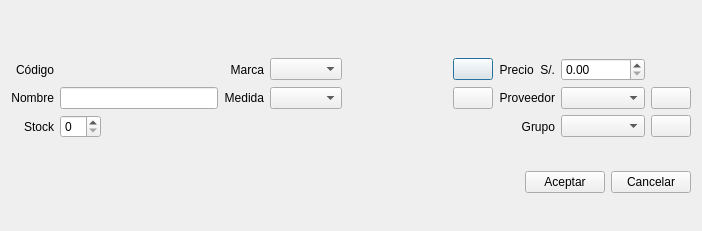
The window that ManagerM/ui_edit_articulo.ui (janfranco27/TheProyect) describes before a commit, drawn with Qt 5.
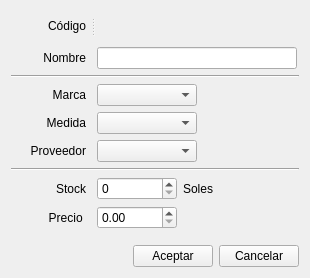
The same window after the commit. Icons and pictures are not drawn.

```diff
--- a/ManagerM/ui_edit_articulo.ui
+++ b/ManagerM/ui_edit_articulo.ui
@@ -6,10 +6,15 @@
    <rect>
     <x>0</x>
     <y>0</y>
-    <width>702</width>
-    <height>231</height>
+    <width>310</width>
+    <height>278</height>
    </rect>
   </property>
+  <property name="font">
+   <font>
+    <family>Segoe UI</family>
+   </font>
+  </property>
   <property name="windowTitle">
    <string>Editar Articulo</string>
   </property>
@@ -17,50 +22,167 @@
    <iconset resource="Icons.qrc">
     <normaloff>:/Iconos/Iconos/doc_edit.png</normaloff>:/Iconos/Iconos/doc_edit.png</iconset>
   </property>
-  <layout class="QGridLayout" name="gridLayout">
+  <layout class="QGridLayout" name="gridLayout_6">
    <item row="0" column="0">
-    <layout class="QHBoxLayout" name="horizontalLayout_2">
-     <item>
-      <spacer name="horizontalSpacer_3">
+    <layout class="QGridLayout" name="gridLayout_5">
+     <item row="0" column="0">
+      <layout class="QGridLayout" name="gridLayout_4">
+       <item row="0" column="0">
+        <widget class="QSplitter" name="splitter">
        <property name="orientation">
         <enum>Qt::Horizontal</enum>
        </property>
-       <property name="sizeHint" stdset="0">
-        <size>
-         <width>180</width>
-         <height>20</height>
-        </size>
-       </property>
-      </spacer>
-     </item>
-    </layout>
-   </item>
-   <item row="1" column="0">
-    <layout class="QGridLayout" name="gridLayout_2">
-     <item row="0" column="0">
       <widget class="QLabel" name="l_codigo_2">
+          <property name="sizePolicy">
+           <sizepolicy hsizetype="Fixed" vsizetype="Preferred">
+            <horstretch>0</horstretch>
+            <verstretch>0</verstretch>
+           </sizepolicy>
+          </property>
+          <property name="minimumSize">
+           <size>
+            <width>80</width>
+            <height>0</height>
+           </size>
+          </property>
+          <property name="maximumSize">
+           <size>
+            <width>80</width>
+            <height>16777215</height>
+           </size>
+          </property>
        <property name="text">
         <string>Código</string>
        </property>
        <property name="alignment">
         <set>Qt::AlignRight|Qt::AlignTrailing|Qt::AlignVCenter</set>
        </property>
-      </widget>
-     </item>
-     <item row="0" column="4">
+          <property name="indent">
+           <number>5</number>
+          </property>
+         </widget>
+         <widget class="QLabel" name="l_codigoop">
+          <property name="sizePolicy">
+           <sizepolicy hsizetype="Fixed" vsizetype="Preferred">
+            <horstretch>0</horstretch>
+            <verstretch>0</verstretch>
+           </sizepolicy>
+          </property>
+          <property name="minimumSize">
+           <size>
+            <width>80</width>
+            <height>0</height>
+           </size>
+          </property>
+          <property name="maximumSize">
+           <size>
+            <width>80</width>
+            <height>16777215</height>
+           </size>
+          </property>
+          <property name="text">
+           <string/>
+          </property>
+         </widget>
+        </widget>
+       </item>
+       <item row="1" column="0">
+        <layout class="QGridLayout" name="gridLayout_2">
+         <item row="0" column="0">
+          <widget class="QLabel" name="l_nombre_2">
+           <property name="minimumSize">
+            <size>
+             <width>80</width>
+             <height>0</height>
+            </size>
+           </property>
+           <property name="maximumSize">
+            <size>
+             <width>80</width>
+             <height>16777215</height>
+            </size>
+           </property>
+           <property name="text">
+            <string>Nombre</string>
+           </property>
+           <property name="alignment">
+            <set>Qt::AlignRight|Qt::AlignTrailing|Qt::AlignVCenter</set>
+           </property>
+           <property name="indent">
+            <number>5</number>
+           </property>
+          </widget>
+         </item>
+         <item row="0" column="1">
+          <widget class="QLineEdit" name="le_nombre_2">
+           <property name="sizePolicy">
+            <sizepolicy hsizetype="Fixed" vsizetype="Fixed">
+             <horstretch>0</horstretch>
+             <verstretch>0</verstretch>
+            </sizepolicy>
+           </property>
+           <property name="minimumSize">
+            <size>
+             <width>200</width>
+             <height>0</height>
+            </size>
+           </property>
+           <property name="maximumSize">
+            <size>
+             <width>200</width>
+             <height>16777215</height>
+            </size>
+           </property>
+          </widget>
+         </item>
+        </layout>
+       </item>
+       <item row="3" column="0">
+        <layout class="QHBoxLayout" name="horizontalLayout">
+         <item>
+          <layout class="QGridLayout" name="gridLayout">
+           <item row="0" column="0">
       <widget class="QLabel" name="l_marca_2">
+             <property name="minimumSize">
+              <size>
+               <width>80</width>
+               <height>0</height>
+              </size>
+             </property>
+             <property name="maximumSize">
+              <size>
+               <width>80</width>
+               <height>16777215</height>
+              </size>
+             </property>
        <property name="text">
         <string>Marca</string>
        </property>
        <property name="alignment">
         <set>Qt::AlignRight|Qt::AlignTrailing|Qt::AlignVCenter</set>
        </property>
-      </widget>
-     </item>
-     <item row="0" column="5">
-      <widget class="QComboBox" name="cb_marca"/>
-     </item>
-     <item row="0" column="7">
+             <property name="indent">
+              <number>5</number>
+             </property>
+            </widget>
+           </item>
+           <item row="0" column="1">
+            <widget class="QComboBox" name="cb_marca">
+             <property name="sizePolicy">
+              <sizepolicy hsizetype="Fixed" vsizetype="Fixed">
+               <horstretch>0</horstretch>
+               <verstretch>0</verstretch>
+              </sizepolicy>
+             </property>
+             <property name="minimumSize">
+              <size>
+               <width>100</width>
+               <height>0</height>
+              </size>
+             </property>
+            </widget>
+           </item>
+           <item row="0" column="2">
       <widget class="QPushButton" name="btn_add_marca">
        <property name="text">
         <string/>
@@ -69,45 +191,53 @@
         <iconset resource="Icons.qrc">
          <normaloff>:/Iconos/Iconos/sq_plus.png</normaloff>:/Iconos/Iconos/sq_plus.png</iconset>
        </property>
-      </widget>
-     </item>
-     <item row="0" column="8">
-      <widget class="QLabel" name="l_precio_2">
-       <property name="text">
-        <string>Precio  S/.</string>
-       </property>
-       <property name="alignment">
-        <set>Qt::AlignRight|Qt::AlignTrailing|Qt::AlignVCenter</set>
+             <property name="flat">
+              <bool>true</bool>
        </property>
       </widget>
      </item>
      <item row="1" column="0">
-      <widget class="QLabel" name="l_nombre_2">
-       <property name="text">
-        <string>Nombre</string>
-       </property>
-       <property name="alignment">
-        <set>Qt::AlignRight|Qt::AlignTrailing|Qt::AlignVCenter</set>
-       </property>
-      </widget>
-     </item>
-     <item row="1" column="1" colspan="3">
-      <widget class="QLineEdit" name="le_nombre_2"/>
-     </item>
-     <item row="1" column="4">
       <widget class="QLabel" name="l_medida_2">
+             <property name="minimumSize">
+              <size>
+               <width>80</width>
+               <height>0</height>
+              </size>
+             </property>
+             <property name="maximumSize">
+              <size>
+               <width>80</width>
+               <height>16777215</height>
+              </size>
+             </property>
        <property name="text">
         <string>Medida</string>
        </property>
        <property name="alignment">
         <set>Qt::AlignRight|Qt::AlignTrailing|Qt::AlignVCenter</set>
        </property>
-      </widget>
-     </item>
-     <item row="1" column="5">
-      <widget class="QComboBox" name="cb_medida"/>
-     </item>
-     <item row="1" column="7">
+             <property name="indent">
+              <number>5</number>
+             </property>
+            </widget>
+           </item>
+           <item row="1" column="1">
+            <widget class="QComboBox" name="cb_medida">
+             <property name="sizePolicy">
+              <sizepolicy hsizetype="Fixed" vsizetype="Fixed">
+               <horstretch>0</horstretch>
+               <verstretch>0</verstretch>
+              </sizepolicy>
+             </property>
+             <property name="minimumSize">
+              <size>
+               <width>100</width>
+               <height>0</height>
+              </size>
+             </property>
+            </widget>
+           </item>
+           <item row="1" column="2">
       <widget class="QPushButton" name="btn_add_medida">
        <property name="text">
         <string/>
@@ -116,111 +246,232 @@
         <iconset resource="Icons.qrc">
          <normaloff>:/Iconos/Iconos/sq_plus.png</normaloff>:/Iconos/Iconos/sq_plus.png</iconset>
        </property>
-      </widget>
-     </item>
-     <item row="1" column="8">
+             <property name="flat">
+              <bool>true</bool>
+             </property>
+            </widget>
+           </item>
+           <item row="2" column="0">
       <widget class="QLabel" name="label_2">
+             <property name="minimumSize">
+              <size>
+               <width>80</width>
+               <height>0</height>
+              </size>
+             </property>
+             <property name="maximumSize">
+              <size>
+               <width>80</width>
+               <height>16777215</height>
+              </size>
+             </property>
        <property name="text">
         <string>Proveedor</string>
        </property>
        <property name="alignment">
         <set>Qt::AlignRight|Qt::AlignTrailing|Qt::AlignVCenter</set>
        </property>
-      </widget>
-     </item>
-     <item row="1" column="9">
-      <widget class="QComboBox" name="cb_proveedor"/>
-     </item>
-     <item row="1" column="10">
-      <widget class="QPushButton" name="btn_add_proveedor">
-       <property name="text">
-        <string/>
-       </property>
-       <property name="icon">
-        <iconset resource="Icons.qrc">
-         <normaloff>:/Iconos/Iconos/sq_plus.png</normaloff>:/Iconos/Iconos/sq_plus.png</iconset>
+             <property name="indent">
+              <number>5</number>
+             </property>
+            </widget>
+           </item>
+           <item row="2" column="1">
+            <widget class="QComboBox" name="cb_proveedor">
+             <property name="sizePolicy">
+              <sizepolicy hsizetype="Fixed" vsizetype="Fixed">
+               <horstretch>0</horstretch>
+               <verstretch>0</verstretch>
+              </sizepolicy>
+             </property>
+             <property name="minimumSize">
+              <size>
+               <width>100</width>
+               <height>0</height>
+              </size>
        </property>
       </widget>
      </item>
      <item row="2" column="2">
-      <spacer name="horizontalSpacer_5">
-       <property name="orientation">
-        <enum>Qt::Horizontal</enum>
-       </property>
-       <property name="sizeHint" stdset="0">
-        <size>
-         <width>40</width>
-         <height>20</height>
-        </size>
-       </property>
-      </spacer>
-     </item>
-     <item row="0" column="6">
-      <spacer name="horizontalSpacer_6">
-       <property name="orientation">
-        <enum>Qt::Horizontal</enum>
-       </property>
-       <property name="sizeHint" stdset="0">
-        <size>
-         <width>40</width>
-         <height>20</height>
-        </size>
-       </property>
-      </spacer>
-     </item>
-     <item row="0" column="1" colspan="3">
-      <widget class="QLabel" name="l_codigoop">
+            <widget class="QPushButton" name="btn_add_proveedor">
        <property name="text">
         <string/>
        </property>
-      </widget>
-     </item>
-     <item row="2" column="8">
-      <widget class="QLabel" name="l_grupo_2">
-       <property name="text">
-        <string>Grupo</string>
-       </property>
-       <property name="alignment">
-        <set>Qt::AlignRight|Qt::AlignTrailing|Qt::AlignVCenter</set>
-       </property>
-      </widget>
-     </item>
-     <item row="2" column="9">
-      <widget class="QComboBox" name="cb_grupo"/>
-     </item>
-     <item row="2" column="0">
+             <property name="icon">
+              <iconset resource="Icons.qrc">
+               <normaloff>:/Iconos/Iconos/sq_plus.png</normaloff>:/Iconos/Iconos/sq_plus.png</iconset>
+             </property>
+             <property name="flat">
+              <bool>true</bool>
+             </property>
+            </widget>
+           </item>
+          </layout>
+         </item>
+         <item>
+          <spacer name="horizontalSpacer">
+           <property name="orientation">
+            <enum>Qt::Horizontal</enum>
+           </property>
+           <property name="sizeHint" stdset="0">
+            <size>
+             <width>40</width>
+             <height>20</height>
+            </size>
+           </property>
+          </spacer>
+         </item>
+        </layout>
+       </item>
+       <item row="5" column="0">
+        <layout class="QHBoxLayout" name="horizontalLayout_2">
+         <item>
+          <layout class="QGridLayout" name="gridLayout_3">
+           <item row="0" column="0">
       <widget class="QLabel" name="l_stock_2">
+             <property name="minimumSize">
+              <size>
+               <width>80</width>
+               <height>0</height>
+              </size>
+             </property>
+             <property name="maximumSize">
+              <size>
+               <width>80</width>
+               <height>16777215</height>
+              </size>
+             </property>
        <property name="text">
         <string>Stock</string>
        </property>
        <property name="alignment">
         <set>Qt::AlignRight|Qt::AlignTrailing|Qt::AlignVCenter</set>
        </property>
-      </widget>
-     </item>
-     <item row="2" column="10">
-      <widget class="QPushButton" name="btn_add_grupo">
+             <property name="indent">
+              <number>5</number>
+             </property>
+            </widget>
+           </item>
+           <item row="0" column="1">
+            <widget class="QSpinBox" name="le_stock_2">
+             <property name="minimumSize">
+              <size>
+               <width>80</width>
+               <height>0</height>
+              </size>
+             </property>
+             <property name="maximumSize">
+              <size>
+               <width>80</width>
+               <height>16777215</height>
+              </size>
+             </property>
+            </widget>
+           </item>
+           <item row="1" column="0">
+            <widget class="QLabel" name="l_precio_2">
+             <property name="minimumSize">
+              <size>
+               <width>80</width>
+               <height>0</height>
+              </size>
+             </property>
+             <property name="maximumSize">
+              <size>
+               <width>80</width>
+               <height>16777215</height>
+              </size>
+             </property>
        <property name="text">
-        <string/>
+              <string>Precio </string>
+             </property>
+             <property name="alignment">
+              <set>Qt::AlignRight|Qt::AlignTrailing|Qt::AlignVCenter</set>
+             </property>
+             <property name="indent">
+              <number>5</number>
        </property>
       </widget>
      </item>
-     <item row="2" column="1">
-      <widget class="QSpinBox" name="le_stock_2"/>
-     </item>
-     <item row="0" column="9">
+           <item row="1" column="1">
       <widget class="QDoubleSpinBox" name="le_precio_2">
+             <property name="minimumSize">
+              <size>
+               <width>80</width>
+               <height>0</height>
+              </size>
+             </property>
+             <property name="maximumSize">
+              <size>
+               <width>80</width>
+               <height>16777215</height>
+              </size>
+             </property>
        <property name="maximum">
         <double>100000000.000000000000000</double>
        </property>
       </widget>
      </item>
-    </layout>
-   </item>
+           <item row="0" column="2">
+            <widget class="QLabel" name="label">
+             <property name="text">
+              <string>Soles</string>
+             </property>
+            </widget>
+           </item>
+          </layout>
+         </item>
+         <item>
+          <spacer name="horizontalSpacer_2">
+           <property name="orientation">
+            <enum>Qt::Horizontal</enum>
+           </property>
+           <property name="sizeHint" stdset="0">
+            <size>
+             <width>40</width>
+             <height>20</height>
+            </size>
+           </property>
+          </spacer>
+         </item>
+        </layout>
+       </item>
    <item row="2" column="0">
-    <layout class="QHBoxLayout" name="horizontalLayout">
+        <widget class="Line" name="line">
+         <property name="orientation">
+          <enum>Qt::Horizontal</enum>
+         </property>
+        </widget>
+       </item>
+       <item row="4" column="0">
+        <widget class="Line" name="line_2">
+         <property name="orientation">
+          <enum>Qt::Horizontal</enum>
+         </property>
+        </widget>
+       </item>
+      </layout>
+     </item>
+     <item row="1" column="0">
+      <spacer name="verticalSpacer">
+       <property name="orientation">
+        <enum>Qt::Vertical</enum>
+       </property>
+       <property name="sizeType">
+        <enum>QSizePolicy::Fixed</enum>
+       </property>
+       <property name="sizeHint" stdset="0">
+        <size>
+         <width>20</width>
+         <height>10</height>
+        </size>
+       </property>
+      </spacer>
+     </item>
+     <item row="2" column="0">
+      <layout class="QHBoxLayout" name="horizontalLayout_3">
      <item>
-      <spacer name="horizontalSpacer">
+        <spacer name="horizontalSpacer_3">
        <property name="orientation">
         <enum>Qt::Horizontal</enum>
        </property>
@@ -245,6 +496,8 @@
         <string>Cancelar</string>
        </property>
       </widget>
+       </item>
+      </layout>
      </item>
     </layout>
    </item>
```
Left out of the diff: 3 changed lines with no effect on the pictures. Lines whose indentation alone changed are shown as unchanged.
